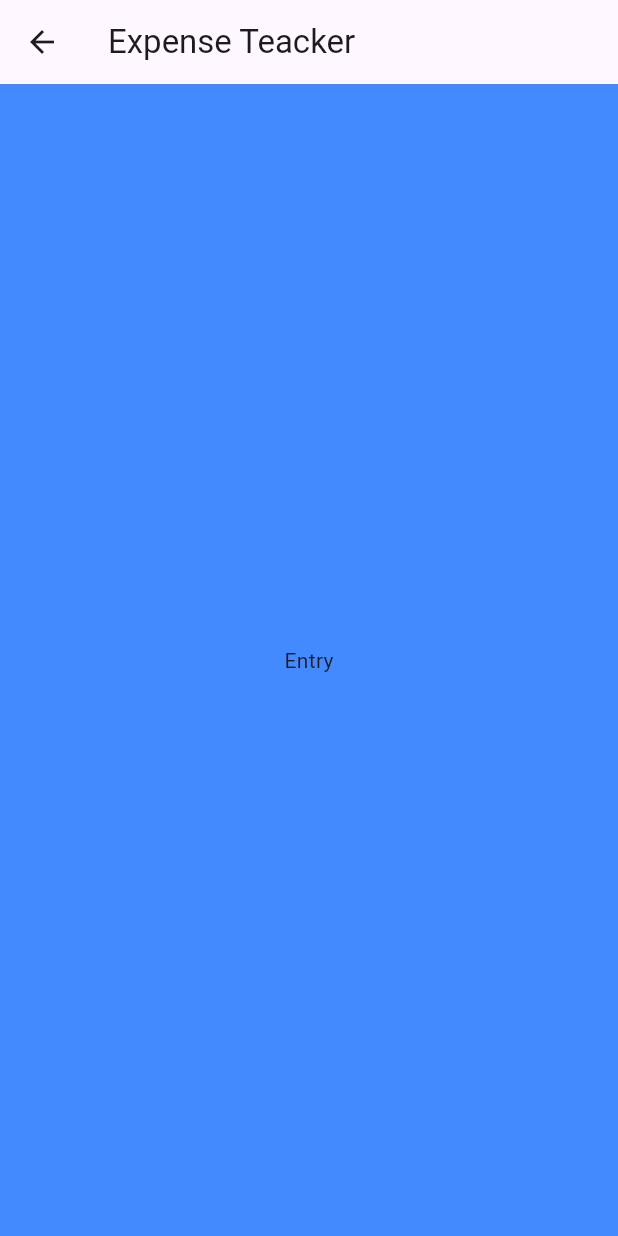
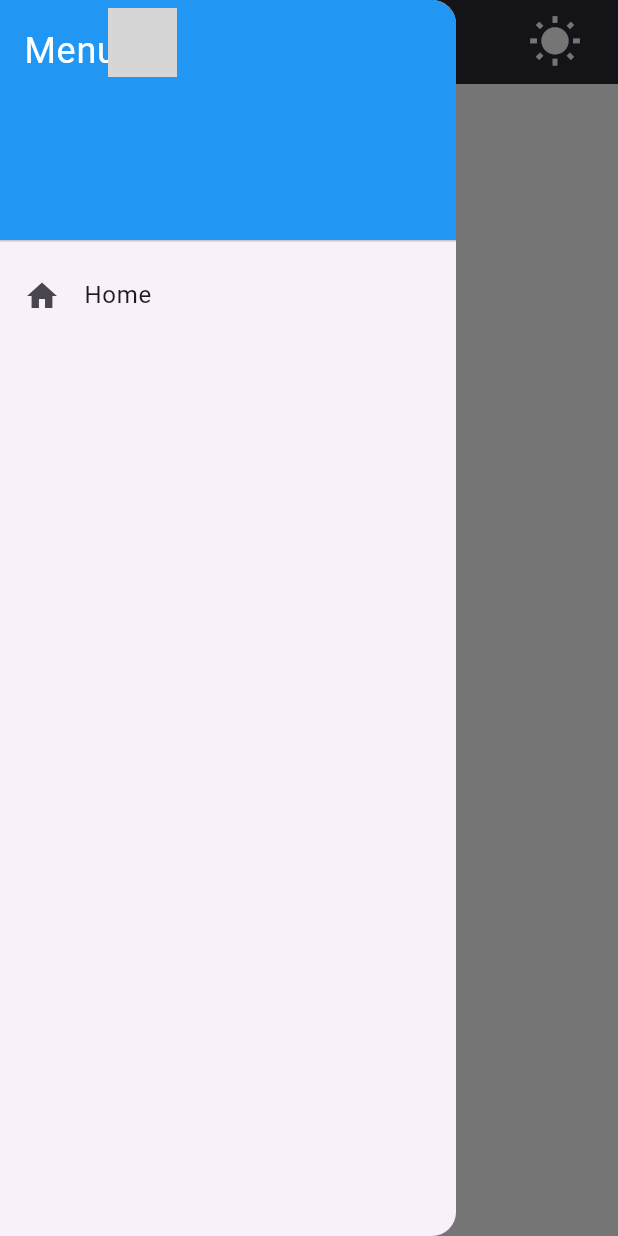
Before and after one commit to Yahya-hossaini/Expense-Tracker-Pro, a Flutter app: the AddNewTransactionScreen screen opened by its route, with the side drawer open (before the commit the screen has no drawer), on a phone screen of 412 x 824 dp. Run offline on Flutter 3.47's test engine with Material 3 defaults, Android fonts, the phone set to English and light mode, and no system bars; our stand-ins replace curved_navigation_bar; grey boxes are pictures that could not be loaded.

Commit message:
applying below contents:
Extracting drawer and appbar as separate widgets.
designing the appbar properly.
setting up a good Scaffold background color to app.

```diff
--- a/lib/main.dart
+++ b/lib/main.dart
@@ -15,9 +15,10 @@ class MyApp extends StatelessWidget {
   @override
   Widget build(BuildContext context) {
     return MaterialApp(
+      debugShowCheckedModeBanner: false,
       title: 'Flutter Demo',
       theme: ThemeData(
-        scaffoldBackgroundColor: Colors.blueAccent,
+        scaffoldBackgroundColor: Colors.white60,
         colorScheme: ColorScheme.fromSeed(seedColor: Colors.deepPurple),
         useMaterial3: true,
       ),
--- a/lib/screens/add_new_transaction_screen.dart
+++ b/lib/screens/add_new_transaction_screen.dart
@@ -1,4 +1,7 @@
 import 'package:flutter/material.dart';
+
+import '../widgets/custom-appbar.dart';
+import '../widgets/custom_drawer.dart';
 
 class AddNewTransactionScreen extends StatefulWidget {
   static const routName = '/add-new-transaction-screen';
@@ -9,12 +12,19 @@ class AddNewTransactionScreen extends StatefulWidget {
 }
 
 class _AddNewTransactionScreenState extends State<AddNewTransactionScreen> {
+  bool isDarkMode = false;
+
+  void toggleTheme() {
+    setState(() {
+      isDarkMode = !isDarkMode;
+    });
+  }
+
   @override
   Widget build(BuildContext context) {
     return Scaffold(
-      appBar: AppBar(
-        title: Text('Expense Teacker'),
-      ),
+      drawer: CustomDrawer(),
+      appBar: CustomAppBar(isDarkMode: isDarkMode, toggleTheme: toggleTheme, ),
       body: Center(
         child: Text('Entry'),
       ),
--- /dev/null
+++ b/lib/widgets/custom-appbar.dart
@@ -0,0 +1,49 @@
+import 'package:flutter/material.dart';
+
+class CustomAppBar extends StatefulWidget implements PreferredSizeWidget {
+  final bool isDarkMode;
+  final Function toggleTheme;
+
+  CustomAppBar({required this.isDarkMode, required this.toggleTheme});
+
+  @override
+  State<CustomAppBar> createState() => _CustomAppBarState();
+
+  @override
+  Size get preferredSize => Size.fromHeight(kToolbarHeight);
+}
+
+class _CustomAppBarState extends State<CustomAppBar> {
+  @override
+  Widget build(BuildContext context) {
+    return AppBar(
+      iconTheme: IconThemeData(size: 30, color: Colors.white),
+      elevation: 10,
+      backgroundColor:Colors.black87,
+      title: Row(
+        mainAxisAlignment: MainAxisAlignment.spaceBetween,
+        children: [
+          Row(
+            children: [
+              Image.asset('assets/images/coin.png', height: 46, width: 46),
+              SizedBox(width: 12),
+              Text(
+                'Expense Tracker',
+                style: TextStyle(color: Colors.white70),
+              ),
+            ],
+          ),
+          IconButton(
+            onPressed: () {
+              widget.toggleTheme(); // Toggle theme state
+            },
+            icon: Icon(
+              widget.isDarkMode ? Icons.nightlight : Icons.wb_sunny,
+              size: 36,
+            ),
+          ),
+        ],
+      ),
+    );
+  }
+}
--- /dev/null
+++ b/lib/widgets/custom_drawer.dart
@@ -0,0 +1,27 @@
+import 'package:flutter/material.dart';
+
+class CustomDrawer extends StatelessWidget {
+  @override
+  Widget build(BuildContext context) {
+    return Drawer(
+      child: ListView(
+        children: [
+          DrawerHeader(
+            decoration: BoxDecoration(color: Colors.blue),
+            child: Text(
+              'Menu',
+              style: TextStyle(fontSize: 24, color: Colors.white),
+            ),
+          ),
+          ListTile(
+            leading: Icon(Icons.home),
+            title: Text('Home'),
+            onTap: () {
+              Navigator.pop(context); // Close drawer
+            },
+          ),
+        ],
+      ),
+    );
+  }
+}
--- a/pubspec.yaml
+++ b/pubspec.yaml
@@ -60,9 +60,9 @@ flutter:
   uses-material-design: true
 
   # To add assets to your application, add an assets section, like this:
-  # assets:
-  #   - images/a_dot_burr.jpeg
-  #   - images/a_dot_ham.jpeg
+  assets:
+    - assets/images/coin.png
+#    - images/a_dot_ham.jpeg
 
   # An image asset can refer to one or more resolution-specific "variants", see
   # https://flutter.dev/assets-and-images/#resolution-aware
```
Also changed, not shown: lib/screens/home_screen.dart (+11 -4 lines), lib/screens/main_screen.dart (+9 -4 lines), lib/screens/report_screen.dart (+13 -3 lines).
